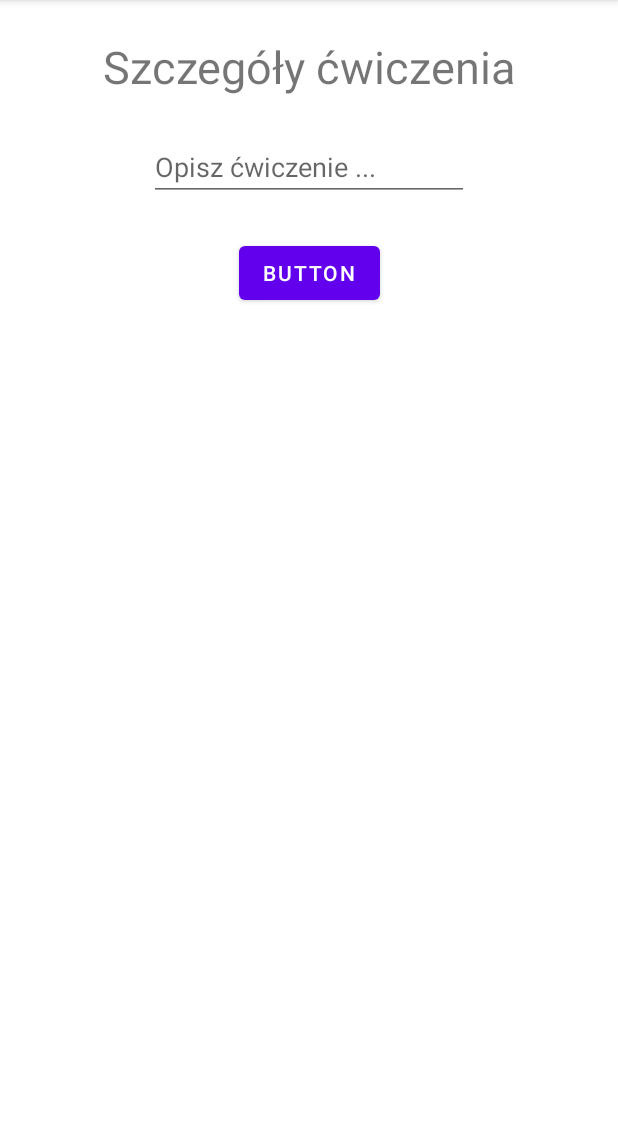
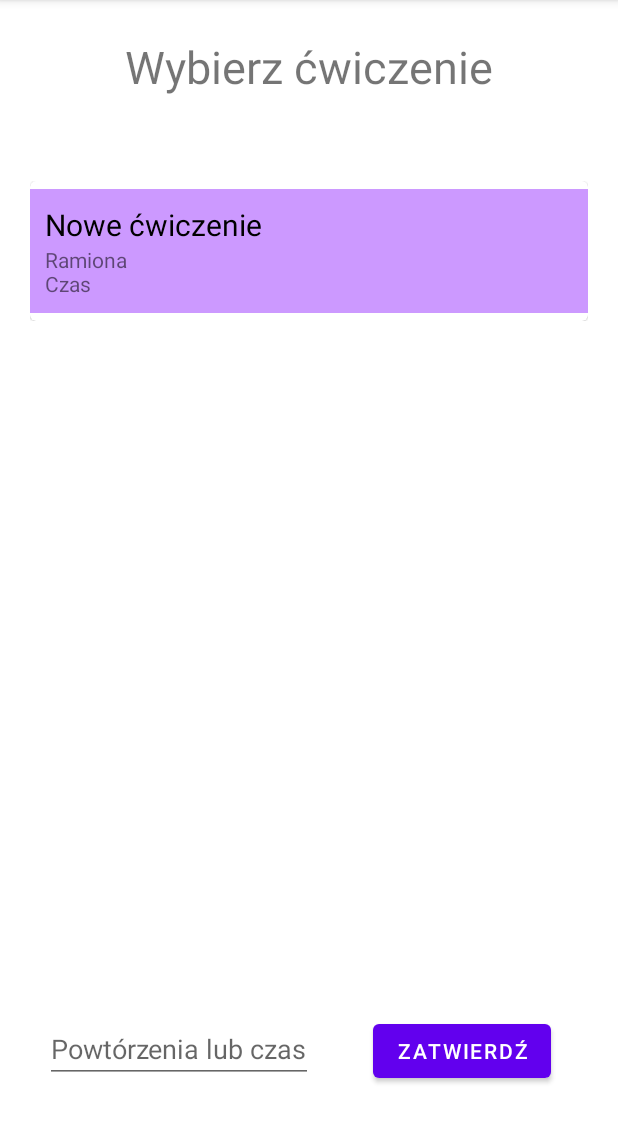
Before and after one commit to WPAMWojIga/Projekt, an Android app: the NewTrainingFragment screen opened through its navigation route, after a tap on "DODAJ ĆWICZENIE", on a phone screen of 412 x 824 dp, the part 84-1227 px from its top. Run offline under Robolectric (Android 15) with nearby library versions, the phone set to English and light mode, and no system bars; our stand-ins replace Room's generated code, data binding, navigation-ui; Roboto replaces fonts that are not available here.

Commit message:
Adding exercises done (without the sensor), ex list in specification

```diff
--- a/Fitappka/app/src/main/java/com/example/fitappka/database/FitappkaDatabase.kt
+++ b/Fitappka/app/src/main/java/com/example/fitappka/database/FitappkaDatabase.kt
@@ -5,12 +5,11 @@ import androidx.room.Database
 import androidx.room.Room
 import androidx.room.RoomDatabase
 
-@Database(entities = [Exercise::class, Training::class, TrainingExerciseCrossRef::class, TrainingWithExercises::class], version = 1, exportSchema = false)
+@Database(entities = [Exercise::class, Training::class, TrainingExerciseCrossRef::class], version = 1, exportSchema = false)
 abstract class FitappkaDatabase: RoomDatabase(){
 
     // Connecting DAO to interact with database (you can have multiple DAO's)
     abstract val fitappkaDatabaseDao: FitappkaDatabaseDao
-
     // Companion object allows clients to access database methods without instantiating object
     companion object {
 
@@ -31,6 +30,7 @@ abstract class FitappkaDatabase: RoomDatabase(){
                             "fitappka_database"
                         )
                         .fallbackToDestructiveMigration()
+                        .allowMainThreadQueries()
                         .build()
                     INSTANCE = instance
                 }
--- a/Fitappka/app/src/main/java/com/example/fitappka/database/FitappkaDatabaseDao.kt
+++ b/Fitappka/app/src/main/java/com/example/fitappka/database/FitappkaDatabaseDao.kt
@@ -15,7 +15,7 @@ interface FitappkaDatabaseDao {
     @Delete
     fun deleteExercise(exercise: Exercise)
     @Query("SELECT * FROM exercise_table ORDER BY exerciseId DESC")
-    fun getAllExercises(): LiveData<List<Exercise>> // Not sure if LiveData in our case is proper
+    fun getAllExercises(): List<Exercise>// Not sure if LiveData in our case is proper
 
     @Insert
     fun insertTraining(training: Training)
@@ -31,8 +31,24 @@ interface FitappkaDatabaseDao {
     @Insert
     fun insertTrainingExerciseCrossRef(trainingExerciseCrossRef: TrainingExerciseCrossRef)
 
-    @Transaction
+/*    @Transaction
     @Query("SELECT * FROM training_table")
     fun getTrainingsWithExercises(): List<TrainingWithExercises>
 
+   data class TrainingWithExercises(
+        @Embedded public val training: Training,
+        @Relation(
+            parentColumn = "trainingId",
+            entityColumn = "exerciseId",
+            associateBy = Junction(TrainingExerciseCrossRef::class)
+        )
+        public val exercises: List<Exercise>
+    )*/
+
+/*    @Transaction
+    @Query ("SELECT exerciseOrder,exerciseName,exerciseTRNubmer,exerciseBreakTime" +
+            " FROM exercise_table JOIN training_exercises_table" +
+            "ON exercise_table.exerciseId = training_exercises_table.exerciseId" +
+            "WHERE trainingId= :key" )*/
+
 }
--- /dev/null
+++ b/Fitappka/app/src/main/java/com/example/fitappka/exercisespecification/AvailableExercisesRecycleViewAdapter.kt
@@ -0,0 +1,40 @@
+package com.example.fitappka.exercisespecification
+
+import android.view.LayoutInflater
+import android.view.View
+import android.view.ViewGroup
+import android.widget.TextView
+import androidx.recyclerview.widget.RecyclerView
+import com.example.fitappka.R
+import com.example.fitappka.database.Exercise
+import com.example.fitappka.newtraining.NewTrainingViewModel
+
+class AvailableExercisesRecycleViewAdapter(private val availableExList: List<Exercise>): RecyclerView.Adapter<AvailableExercisesRecycleViewAdapter.ViewHolder>(){
+
+
+    class ViewHolder(cardView: View) : RecyclerView.ViewHolder(cardView) {
+        val exerciseInfo: TextView = itemView.findViewById<TextView>(R.id.exercise_info)
+        val exName : TextView = itemView.findViewById(R.id.ex_name)
+    }
+
+    override fun onCreateViewHolder(parent: ViewGroup, viewType: Int): ViewHolder {
+        val exerciseCardView = LayoutInflater.from(parent.context)
+            .inflate(R.layout.full_ex_card, parent, false)
+        return ViewHolder(
+            exerciseCardView
+        )
+    }
+
+    override fun getItemCount(): Int = availableExList.size
+
+    override fun onBindViewHolder(holder: ViewHolder, position: Int) {
+
+        availableExList[position].apply{
+            val info : String = exerciseBPType + "\n" + exerciseTRType
+            holder.exerciseInfo.text = info
+            holder.exName.text = exerciseName
+
+        }
+    }
+
+}
--- a/Fitappka/app/src/main/java/com/example/fitappka/exercisespecification/ExerciseSpecificationFragment.kt
+++ b/Fitappka/app/src/main/java/com/example/fitappka/exercisespecification/ExerciseSpecificationFragment.kt
@@ -1,27 +1,27 @@
 package com.example.fitappka.exercisespecification
 
-import android.content.Context
+// Close keyboard
 import android.os.Bundle
-import android.util.Log
-
+import android.view.LayoutInflater
 import android.view.View
 import android.view.ViewGroup
-import android.view.LayoutInflater
-
+import android.widget.LinearLayout
+import androidx.databinding.DataBindingUtil
 import androidx.fragment.app.Fragment
-
-import androidx.navigation.findNavController
-
+import androidx.lifecycle.ViewModelProvider
+import androidx.lifecycle.ViewModelProviders
+import androidx.recyclerview.widget.LinearLayoutManager
 import com.example.fitappka.R
-import androidx.databinding.DataBindingUtil
 import com.example.fitappka.databinding.FragmentSpecificationExerciseBinding
-
-// Close keyboard
-import android.view.inputmethod.InputMethodManager
-import androidx.core.content.ContextCompat.getSystemService
-import androidx.fragment.app.FragmentManager
+import com.example.fitappka.newtraining.NewTrainingViewModel
+import kotlinx.android.synthetic.main.fragment_specification_exercise.*
 
 class ExerciseSpecificationFragment: Fragment() {
+
+    private lateinit var viewModel : NewTrainingViewModel
+    private lateinit var availableExAdapter : AvailableExercisesRecycleViewAdapter
+
+    private lateinit var layoutmanager : LinearLayoutManager
     override fun onCreateView(inflater: LayoutInflater,
                               container: ViewGroup?,
                               savedInstanceState: Bundle?
@@ -30,16 +30,30 @@ class ExerciseSpecificationFragment: Fragment() {
             inflater, R.layout.fragment_specification_exercise, container, false
         )
 
-        binding.button.setOnClickListener {view: View ->
+        viewModel = ViewModelProviders.of(requireActivity()).get(NewTrainingViewModel::class.java)
+        availableExAdapter = AvailableExercisesRecycleViewAdapter(viewModel.availableExercisesList)
+        layoutmanager = LinearLayoutManager(this.requireContext())
+
+        binding.availableExRecycler.apply {
+            adapter = availableExAdapter
+            layoutManager = layoutmanager
+        }
+
+        /*binding.exConfirmButton.setOnClickListener {view: View ->
             // TextEdit never returns null, at least it returns empty String - ""
-            var text: String = binding.editText.text.toString()
+            *//*var text: String = binding.editText.text.toString()
             if (text != ""){
                 Log.i("ExerciseSpecFragment", text)//Hide the keyboard.
                 val imm = activity?.getSystemService(Context.INPUT_METHOD_SERVICE) as InputMethodManager
                 imm.hideSoftInputFromWindow(view.windowToken, 0)
                 view.findNavController().navigate(ExerciseSpecificationFragmentDirections.actionExerciseSpecificationFragmentToNewTrainingFragment(text))
             }
-        }
+            }
+            */
+
+
+
+
 
         return binding.root
     }
--- a/Fitappka/app/src/main/java/com/example/fitappka/newtraining/NewTrainingFragment.kt
+++ b/Fitappka/app/src/main/java/com/example/fitappka/newtraining/NewTrainingFragment.kt
@@ -23,6 +23,8 @@ import kotlinx.android.synthetic.main.fragment_training_new.*
 
 // Log & Debugging purposes
 import android.util.Log
+import com.example.fitappka.database.Exercise
+import com.example.fitappka.database.FitappkaDatabase
 
 class NewTrainingFragment: Fragment() {
 
@@ -37,12 +39,17 @@ class NewTrainingFragment: Fragment() {
         savedInstanceState: Bundle?
     ): View? {
         // Inflate the layout for this fragment
+
         val binding: FragmentTrainingNewBinding = DataBindingUtil.inflate(inflater, R.layout.fragment_training_new, container, false)
 
         // ViewModels
-        newTrainingViewModel = ViewModelProviders.of(this).get(NewTrainingViewModel::class.java)
+        newTrainingViewModel = ViewModelProviders.of(requireActivity()).get(NewTrainingViewModel::class.java)
         breakDialogViewModel = ViewModelProviders.of(activity!!).get(BreakDialogViewModel::class.java)
 
+        //Exercises from Database
+        val database = FitappkaDatabase.getInstance(requireActivity().applicationContext)
+        newTrainingViewModel.setAvailableExercises(database.fitappkaDatabaseDao.getAllExercises())
+        database.close()
         // Spinner
         val spinner: Spinner = binding.trainingType
         // Create an ArrayAdapter using the string array and a default spinner layout
--- a/Fitappka/app/src/main/java/com/example/fitappka/newtraining/NewTrainingViewModel.kt
+++ b/Fitappka/app/src/main/java/com/example/fitappka/newtraining/NewTrainingViewModel.kt
@@ -7,6 +7,7 @@ import android.util.Log
 import androidx.lifecycle.LiveData
 import androidx.lifecycle.MutableLiveData
 import androidx.lifecycle.ViewModel
+import com.example.fitappka.database.Exercise
 
 import com.example.fitappka.database.ExerciseListRepository
 
@@ -17,6 +18,15 @@ class NewTrainingViewModel: ViewModel(){
     private val _exercisesList = MutableLiveData<List<String>>()
     val exercisesList: LiveData<List<String>>
         get() = _exercisesList
+
+    private lateinit var _availableExercisesList : List<Exercise>
+
+    val availableExercisesList : List<Exercise>
+        get() = _availableExercisesList
+
+    fun setAvailableExercises (exercises: List<Exercise>) {
+        _availableExercisesList = exercises
+    }
 
     fun addExercise(exerciseName: String){
         _exercisesList.value = exercisesListRepository.add(exerciseName)
--- a/Fitappka/app/src/main/res/layout/fragment_exercise_new.xml
+++ b/Fitappka/app/src/main/res/layout/fragment_exercise_new.xml
@@ -38,7 +38,7 @@
             android:layout_height="wrap_content"
             android:ems="10"
             android:inputType="text"
-            android:text="Name:"
+            android:text="Nowe ćwiczenie"
             android:textSize="16sp"
             app:layout_constraintBaseline_toBaselineOf="@+id/new_ex_name_disp"
             app:layout_constraintEnd_toEndOf="parent"
--- a/Fitappka/app/src/main/res/layout/fragment_specification_exercise.xml
+++ b/Fitappka/app/src/main/res/layout/fragment_specification_exercise.xml
@@ -8,7 +8,7 @@
         android:layout_height="match_parent">
 
         <TextView
-            android:id="@+id/textView"
+            android:id="@+id/ex_spec_title"
             android:layout_width="wrap_content"
             android:layout_height="wrap_content"
             android:layout_marginTop="24dp"
@@ -17,27 +17,46 @@
             app:layout_constraintEnd_toEndOf="parent"
             app:layout_constraintStart_toStartOf="parent"
             app:layout_constraintTop_toTopOf="parent" />
+        <androidx.core.widget.NestedScrollView
+            android:id="@+id/available_ex_list_scroll_view"
+            android:layout_width="match_parent"
+            android:layout_height="500dp"
+            app:layout_constraintTop_toBottomOf="@id/ex_spec_title"
+            app:layout_constraintBottom_toTopOf="@id/ex_tr_number_insert"
+            android:layout_marginTop="30dp"
+            android:layout_marginBottom="30dp">
+        <androidx.recyclerview.widget.RecyclerView
+            android:id="@+id/available_ex_recycler"
+            android:layout_width="match_parent"
+            android:layout_height="match_parent"
+            android:layout_marginLeft="20dp"
+            android:layout_marginRight="20dp"
+            />
+        </androidx.core.widget.NestedScrollView>
 
         <EditText
-            android:id="@+id/editText"
+            android:id="@+id/ex_tr_number_insert"
             android:layout_width="wrap_content"
             android:layout_height="wrap_content"
-            android:layout_marginTop="24dp"
-            android:ems="10"
-            android:hint="Opisz ćwiczenie ..."
-            android:inputType="textPersonName"
-            app:layout_constraintEnd_toEndOf="parent"
+            android:layout_marginLeft="30dp"
+            android:layout_marginBottom="20dp"
+            android:hint="Powtórzenia lub czas"
+            android:inputType="numberDecimal"
+            app:layout_constraintBottom_toBottomOf="parent"
+            app:layout_constraintEnd_toStartOf="@id/ex_confirm_button"
             app:layout_constraintStart_toStartOf="parent"
-            app:layout_constraintTop_toBottomOf="@+id/textView" />
-
+            app:layout_constraintTop_toBottomOf="@id/available_ex_list_scroll_view" />
         <Button
-            android:id="@+id/button"
+            android:id="@+id/ex_confirm_button"
             android:layout_width="wrap_content"
             android:layout_height="wrap_content"
-            android:layout_marginTop="24dp"
-            android:text="Button"
-            app:layout_constraintEnd_toEndOf="parent"
-            app:layout_constraintStart_toStartOf="parent"
-            app:layout_constraintTop_toBottomOf="@+id/editText" />
+            app:layout_constraintStart_toEndOf="@id/ex_tr_number_insert"
+            app:layout_constraintTop_toBottomOf="@id/available_ex_list_scroll_view"
+            app:layout_constraintBaseline_toBaselineOf="@id/ex_tr_number_insert"
+            android:layout_marginLeft="40dp"
+            android:text="ZATWIERDŹ"/>
+
+
+
     </androidx.constraintlayout.widget.ConstraintLayout>
 </layout>
--- /dev/null
+++ b/Fitappka/app/src/main/res/layout/full_ex_card.xml
@@ -0,0 +1,38 @@
+<?xml version="1.0" encoding="utf-8"?>
+<com.google.android.material.card.MaterialCardView xmlns:android="http://schemas.android.com/apk/res/android"
+    android:layout_width="match_parent"
+    android:layout_height="wrap_content"
+    xmlns:app="http://schemas.android.com/apk/res-auto"
+    android:padding="10dp">
+
+    <androidx.constraintlayout.widget.ConstraintLayout
+        android:id="@+id/available_ex_card_background"
+        android:layout_width="match_parent"
+        android:layout_height="wrap_content"
+        android:background="#cc99ff"
+        android:padding="10dp"
+        android:layout_marginTop="5dp"
+        android:layout_marginBottom="5dp">
+
+        <TextView
+            android:id="@+id/ex_name"
+            android:layout_width="match_parent"
+            android:layout_height="wrap_content"
+            android:text="example_exercise"
+            android:textSize="20sp"
+            android:textColor="#000000"
+            app:layout_constraintBottom_toTopOf="@id/exercise_info"
+            app:layout_constraintStart_toStartOf="parent"
+            app:layout_constraintTop_toTopOf="parent" />
+        <TextView
+            android:id="@+id/exercise_info"
+            android:layout_width="match_parent"
+            android:layout_height="wrap_content"
+            app:layout_constraintTop_toBottomOf="@id/ex_name"
+            app:layout_constraintBottom_toBottomOf="parent"
+            />
+
+    </androidx.constraintlayout.widget.ConstraintLayout>
+
+
+</com.google.android.material.card.MaterialCardView>
--- a/Fitappka/app/src/main/res/navigation/navigation.xml
+++ b/Fitappka/app/src/main/res/navigation/navigation.xml
@@ -44,14 +44,19 @@
             android:id="@+id/action_newExerciseFragment_to_exerciseCalibrationFragment"
             app:destination="@id/exerciseCalibrationFragment"
              />
+        <action
+            android:id="@+id/action_newExerciseFragment_to_mainMenuFragment"
+            app:destination="@+id/mainMenuFragment" />
     </fragment>
     <fragment
         android:id="@+id/exerciseCalibrationFragment"
         android:name="com.example.fitappka.newexercise.ExerciseCalibrationFragment"
         android:label="ExerciseCalibrationFragment" >
-
         <argument
             android:name="exercise_data"
             app:argType="string[]" />
+        <action
+            android:id="@+id/action_exerciseCalibrationFragment_to_mainMenuFragment"
+            app:destination="@+id/mainMenuFragment" />
     </fragment>
 </navigation>
--- a/Fitappka/app/src/main/res/values/strings.xml
+++ b/Fitappka/app/src/main/res/values/strings.xml
@@ -16,7 +16,7 @@
     <string name="training_name_hint">Podaj nazwę treningu</string>
     <string name="add_exercise_text">Dodaj ćwiczenie</string>
     <string name="add_break">Dodaj przerwę</string>
-    <string name="exercise_specification_title">Szczegóły ćwiczenia</string>
+    <string name="exercise_specification_title">Wybierz ćwiczenie</string>
     <string name="break_label_text">Ustaw czas przerwy</string>
     <string-array name="training_types">
         <item>Ramiona</item>
```
Also changed, not shown: Fitappka/app/src/main/java/com/example/fitappka/database/FitappkaDatabaseEntities.kt (+7 -11 lines), Fitappka/app/src/main/java/com/example/fitappka/newexercise/ExerciseCalibrationFragment.kt (+32 -0 lines), Fitappka/app/src/main/java/com/example/fitappka/newexercise/NewExerciseFragment.kt (+30 -3 lines).
